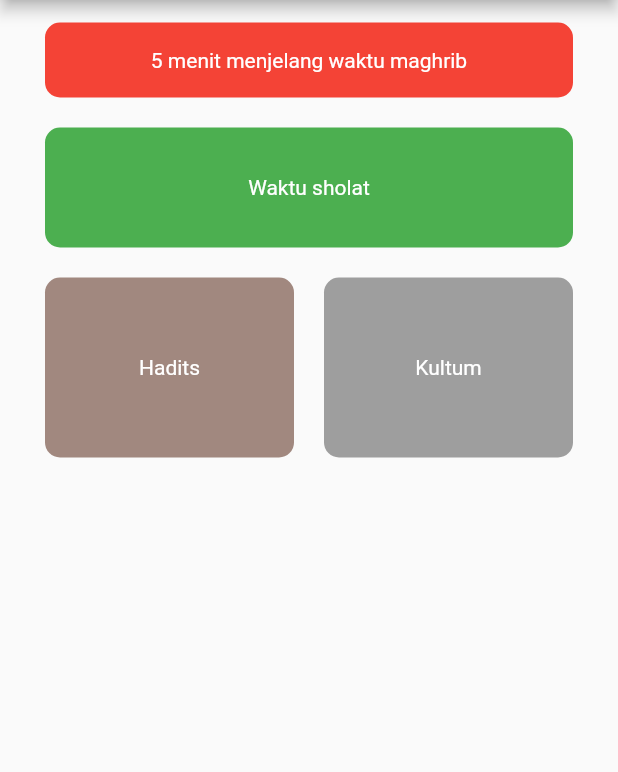
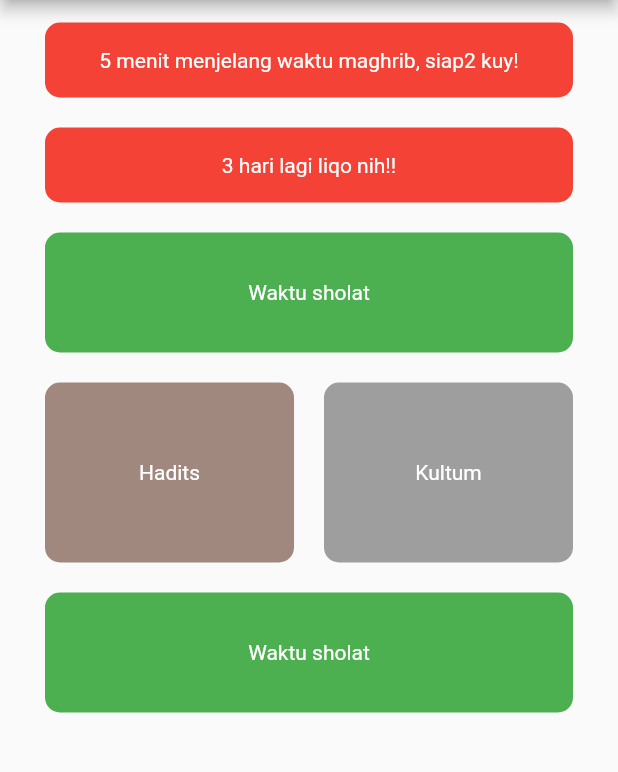
Before and after one commit to fauzanafism/risalah_app, a Flutter app: the screen it shows after launch, on a phone screen of 412 x 824 dp, the part 84-856 px from its top. Run offline on Flutter 3.47's test engine with Material 2 defaults, Android fonts, the phone set to English and light mode, and no system bars.

Commit message:
customized UI

```diff
--- a/lib/ui/main_screen.dart
+++ b/lib/ui/main_screen.dart
@@ -39,7 +39,26 @@ class MainScreen extends StatelessWidget {
                     children: [
                       Center(
                         child: Text(
-                          '5 menit menjelang waktu maghrib',
+                          '5 menit menjelang waktu maghrib, siap2 kuy!',
+                          style: TextStyle(color: Colors.white),
+                        ),
+                      ),
+                    ],
+                  ),
+                ),
+                SizedBox(height: 20),
+                Container(
+                  height: 50,
+                  width: double.infinity,
+                  decoration: BoxDecoration(
+                      borderRadius: BorderRadius.circular(10),
+                      color: Colors.red),
+                  child: Column(
+                    mainAxisAlignment: MainAxisAlignment.center,
+                    children: [
+                      Center(
+                        child: Text(
+                          '3 hari lagi liqo nih!!',
                           style: TextStyle(color: Colors.white),
                         ),
                       ),
@@ -111,7 +130,26 @@ class MainScreen extends StatelessWidget {
                       ),
                     ),
                   ],
-                )
+                ),
+                SizedBox(height: 20,),
+                Container(
+                  height: 80,
+                  width: double.infinity,
+                  decoration: BoxDecoration(
+                      borderRadius: BorderRadius.circular(10),
+                      color: Colors.green),
+                  child: Column(
+                    mainAxisAlignment: MainAxisAlignment.center,
+                    children: [
+                      Center(
+                        child: Text(
+                          'Waktu sholat',
+                          style: TextStyle(color: Colors.white),
+                        ),
+                      ),
+                    ],
+                  ),
+                ),
               ],
             ),
           )
```
